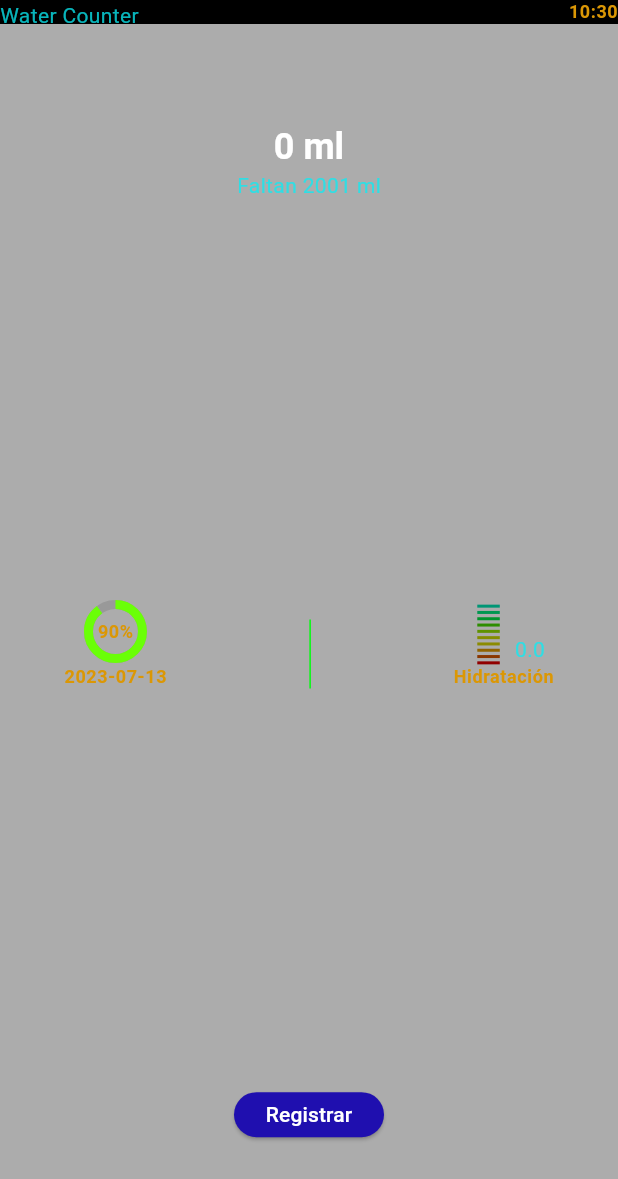
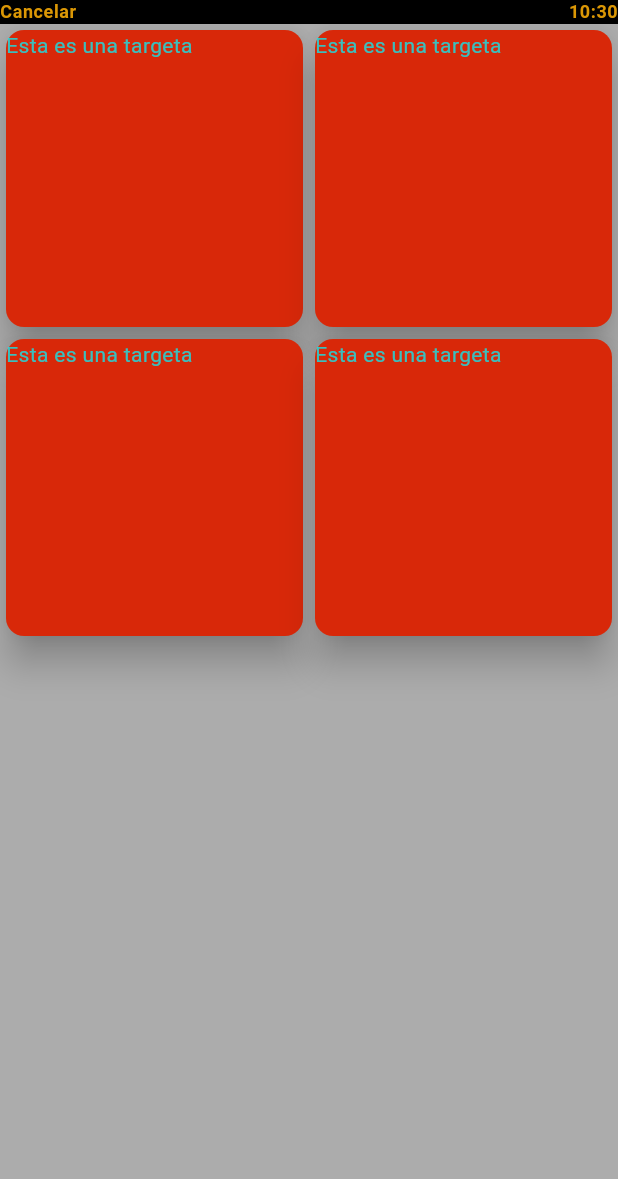
Before and after one commit to ooJOSUEoo/wear-counter-app, a Flutter app: the screen it shows after launch, after a tap on "Registrar", on a phone screen of 412 x 824 dp. Shown: the top 1179 px of the screen. Run offline on Flutter 3.47's test engine with Material 2 defaults, Android fonts, the phone set to English and light mode, and no system bars.

Commit message:
inicio con la vista drink

```diff
--- /dev/null
+++ b/lib/screens/drink_screen.dart
@@ -0,0 +1,49 @@
+import 'package:flutter/material.dart';
+import 'package:intl/intl.dart';
+
+class DrinkScreen extends StatelessWidget {
+  const DrinkScreen({Key? key}) : super(key: key);
+
+  @override
+  Widget build(BuildContext context) {
+    return Scaffold(
+      appBar: AppBar(
+        toolbarHeight: 16,
+        leadingWidth: 100,
+        leading: Text(
+          "Cancelar",
+          style: Theme.of(context).textTheme.bodySmall,
+        ),
+        actions: [
+          _hour(context),
+        ],
+      ),
+      body: GridView.count(
+        crossAxisCount: 2,
+        children: [
+          _oneCard(context),
+          _oneCard(context),
+          _oneCard(context),
+          _oneCard(context),
+        ]
+      ),
+    );
+  }
+
+  Widget _oneCard(BuildContext context){
+    return const Card(
+      elevation: 10,
+      color: Color.fromARGB(255, 216, 40, 9),
+      child: Text(
+        'Esta es una targeta',
+      ),
+    );
+  }
+
+  Widget _hour(BuildContext context) {
+    return Text(
+      DateFormat.Hm().format(DateTime.now()),
+      style: Theme.of(context).textTheme.bodySmall,
+    );
+  }
+}
--- a/lib/screens/start_screen.dart
+++ b/lib/screens/start_screen.dart
@@ -1,6 +1,7 @@
 import 'package:flutter/material.dart';
 import 'package:wear_counter_app_1/assets/interval_progress_bar.dart';
 import 'package:intl/intl.dart';
+import 'package:wear_counter_app_1/screens/drink_screen.dart';
 
 class StartScreen extends StatefulWidget {
   const StartScreen({Key? key}) : super(key: key);
@@ -113,7 +114,7 @@ class _StartScreenState extends State<StartScreen> {
     return Column(
       mainAxisAlignment: MainAxisAlignment.spaceAround,
       children: [
-        const IntervalProgressBar(value: 0),
+        const IntervalProgressBar(value: 0 ),
         // _intervalBar(),
         Text(
           'Hidratación',
@@ -158,7 +159,12 @@ class _StartScreenState extends State<StartScreen> {
             ),
             backgroundColor: const Color.fromARGB(255, 31, 15, 175),
           ),
-            onPressed: () {},
+            onPressed: () {
+              Navigator.push(
+                context,
+                MaterialPageRoute(builder: (context) => const DrinkScreen()),
+              );
+            },
             child:
               const Text(
                 'Registrar',
```
